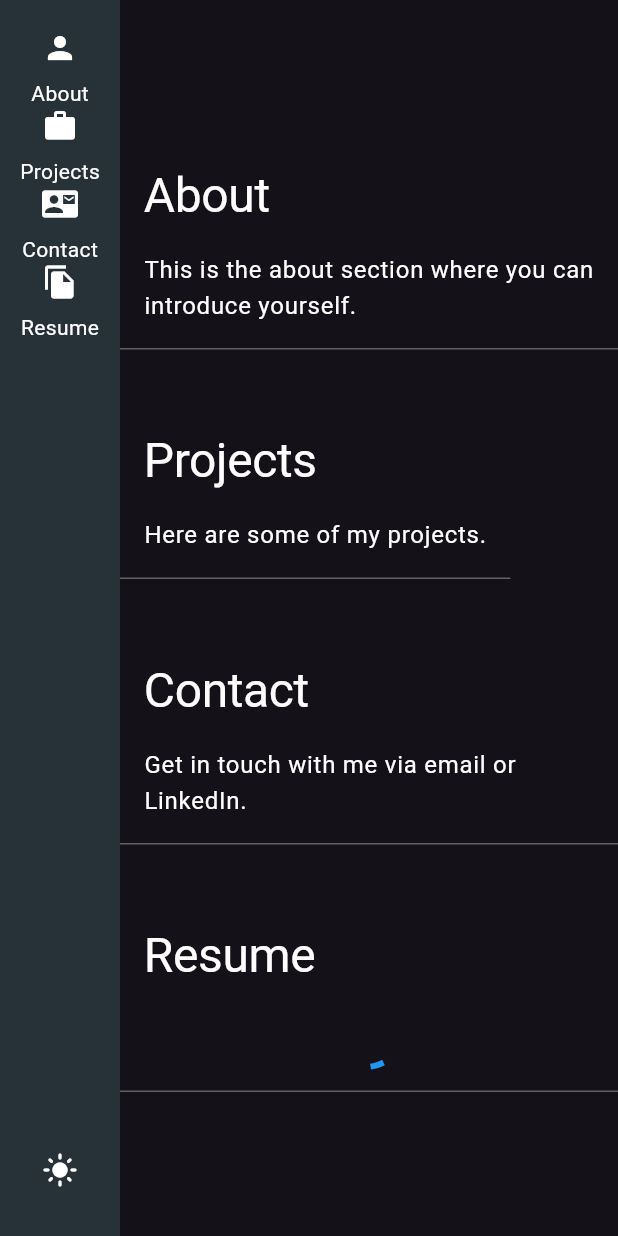
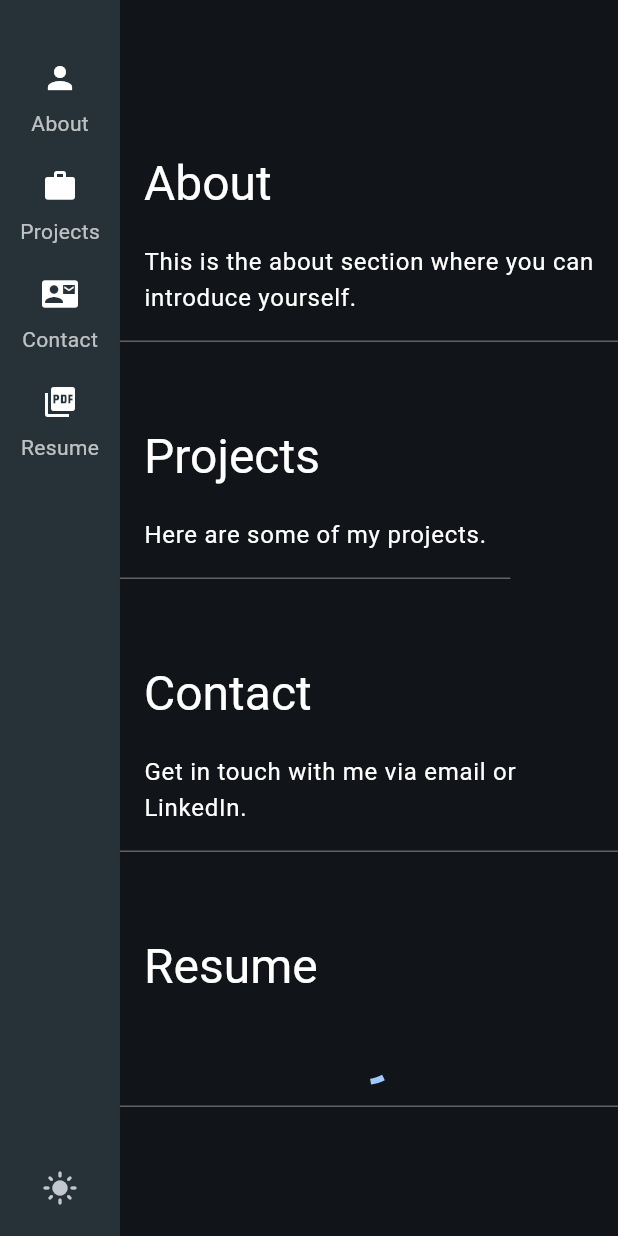
Before and after one commit to chrisavakian/personal-portfolio, a Flutter app: the screen it shows after launch, on a phone screen of 412 x 824 dp. Run offline on Flutter 3.47's test engine with Material 3 defaults, Android fonts, the phone set to English and light mode, and no system bars; missing offline and left inert: flutter_pdfview.

Commit message:
Cleanup Navbar

```diff
--- a/lib/main.dart
+++ b/lib/main.dart
@@ -1,32 +1,65 @@
 import 'package:flutter/material.dart';
-import 'pages/home_page.dart';
+import '/pages/home_page.dart';
 
 void main() {
   runApp(const MyApp());
 }
 
-class MyApp extends StatelessWidget {
+class MyApp extends StatefulWidget {
   const MyApp({super.key});
+
+  @override
+  _MyAppState createState() => _MyAppState();
+}
+
+class _MyAppState extends State<MyApp> {
+  bool _isDarkMode = true;
+
+  void _toggleTheme() {
+    setState(() {
+      _isDarkMode = !_isDarkMode;
+    });
+  }
 
   @override
   Widget build(BuildContext context) {
     return MaterialApp(
-      title: 'My Portfolio',
-      theme: ThemeData.dark().copyWith(
-        primaryColor: Colors.blueGrey[800],
-        hintColor: Colors.blueAccent,
-        textTheme: ThemeData.dark().textTheme.copyWith(
-              bodyLarge: const TextStyle(color: Colors.white),
-              bodyMedium: const TextStyle(color: Colors.white70),
-              displayLarge: const TextStyle(color: Colors.white, fontSize: 32),
-              titleLarge: const TextStyle(color: Colors.white70),
-            ),
+      themeMode: _isDarkMode ? ThemeMode.dark : ThemeMode.light,
+      theme: ThemeData(
+        useMaterial3: true,
+        colorScheme: ColorScheme.fromSeed(
+          seedColor: Colors.blue,
+          brightness: Brightness.light,
+        ),
+        textTheme: const TextTheme(
+          bodyLarge: TextStyle(color: Colors.black),
+          bodyMedium: TextStyle(color: Colors.black54),
+          titleLarge: TextStyle(color: Colors.black, fontSize: 32),
+          titleMedium: TextStyle(color: Colors.black54),
+        ),
+        appBarTheme: AppBarTheme(
+          backgroundColor: Colors.blueGrey[100],
+          foregroundColor: Colors.black,
+        ),
+      ),
+      darkTheme: ThemeData(
+        useMaterial3: true,
+        colorScheme: ColorScheme.fromSeed(
+          seedColor: Colors.blue,
+          brightness: Brightness.dark,
+        ),
+        textTheme: const TextTheme(
+          bodyLarge: TextStyle(color: Colors.white),
+          bodyMedium: TextStyle(color: Colors.white70),
+          titleLarge: TextStyle(color: Colors.white, fontSize: 32),
+          titleMedium: TextStyle(color: Colors.white70),
+        ),
         appBarTheme: AppBarTheme(
           backgroundColor: Colors.blueGrey[900],
           foregroundColor: Colors.white,
         ),
       ),
-      home: const HomePage(),
+      home: HomePage(toggleTheme: _toggleTheme, isDarkMode: _isDarkMode),
     );
   }
 }
--- a/lib/pages/home_page.dart
+++ b/lib/pages/home_page.dart
@@ -6,7 +6,10 @@ import 'dart:io';
 import 'package:path_provider/path_provider.dart';
 
 class HomePage extends StatefulWidget {
-  const HomePage({super.key});
+  final VoidCallback toggleTheme;
+  final bool isDarkMode;
+
+  const HomePage({super.key, required this.toggleTheme, required this.isDarkMode});
 
   @override
   _HomePageState createState() => _HomePageState();
@@ -15,7 +18,6 @@ class HomePage extends StatefulWidget {
 class _HomePageState extends State<HomePage> {
   final ScrollController _scrollController = ScrollController();
   String pathPDF = "";
-  bool _isDarkMode = true;
 
   @override
   void initState() {
@@ -63,49 +65,15 @@ class _HomePageState extends State<HomePage> {
     );
   }
 
-  void _toggleTheme() {
-    setState(() {
-      _isDarkMode = !_isDarkMode;
-    });
-  }
-
   @override
   Widget build(BuildContext context) {
-    return MaterialApp(
-      theme: _isDarkMode
-          ? ThemeData.dark().copyWith(
-              primaryColor: Colors.blueGrey[800],
-              textTheme: ThemeData.dark().textTheme.copyWith(
-                    bodyLarge: const TextStyle(color: Colors.white),
-                    bodyMedium: const TextStyle(color: Colors.white70),
-                    displayLarge: const TextStyle(color: Colors.white, fontSize: 32),
-                    titleLarge: const TextStyle(color: Colors.white70),
-                  ),
-              appBarTheme: AppBarTheme(
-                backgroundColor: Colors.blueGrey[900],
-                foregroundColor: Colors.white,
-              ), colorScheme: ColorScheme.fromSwatch().copyWith(secondary: Colors.blueAccent),
-            )
-          : ThemeData.light().copyWith(
-              primaryColor: Colors.blueGrey[100],
-              textTheme: ThemeData.light().textTheme.copyWith(
-                    bodyLarge: const TextStyle(color: Colors.black),
-                    bodyMedium: const TextStyle(color: Colors.black54),
-                    displayLarge: const TextStyle(color: Colors.black, fontSize: 32),
-                    titleLarge: const TextStyle(color: Colors.black54),
-                  ),
-              appBarTheme: AppBarTheme(
-                backgroundColor: Colors.blueGrey[100],
-                foregroundColor: Colors.black,
-              ), colorScheme: ColorScheme.fromSwatch().copyWith(secondary: Colors.blueAccent),
-            ),
-      home: Scaffold(
+    return Scaffold(
       body: Row(
         children: [
           NavBar(
             onNavClick: scrollToSection,
-              isDarkMode: _isDarkMode,
-              toggleTheme: _toggleTheme,
+            isDarkMode: widget.isDarkMode,
+            toggleTheme: widget.toggleTheme,
           ),
           Expanded(
             child: SingleChildScrollView(
@@ -151,7 +119,6 @@ class _HomePageState extends State<HomePage> {
           ),
         ],
       ),
-      ),
     );
   }
 }
@@ -174,7 +141,7 @@ class Section extends StatelessWidget {
       child: Column(
         crossAxisAlignment: CrossAxisAlignment.start,
         children: [
-          Text(title, style: Theme.of(context).textTheme.displayLarge),
+          Text(title, style: Theme.of(context).textTheme.titleLarge),
           const SizedBox(height: 20),
           content,
         ],
--- a/lib/widgets/navbar.dart
+++ b/lib/widgets/navbar.dart
@@ -5,75 +5,54 @@ class NavBar extends StatelessWidget {
   final bool isDarkMode;
   final VoidCallback toggleTheme;
 
-  const NavBar({super.key, required this.onNavClick, required this.isDarkMode, required this.toggleTheme});
+  NavBar({
+    required this.onNavClick,
+    required this.isDarkMode,
+    required this.toggleTheme,
+  });
 
   @override
   Widget build(BuildContext context) {
     return Container(
-      width: 80, // Smaller width for the sidebar
-      padding: const EdgeInsets.symmetric(vertical: 20),
-      color: isDarkMode ? Colors.blueGrey[900] : Colors.white,
+      width: 80.0,
+      color: Theme.of(context).appBarTheme.backgroundColor,
+      child: Column(
+        mainAxisAlignment: MainAxisAlignment.center,
+        children: [
+          SizedBox(height: 40), // Spacing from the top
+          buildNavItem(context, 'about', Icons.person),
+          SizedBox(height: 20), // Spacing between items
+          buildNavItem(context, 'projects', Icons.work),
+          SizedBox(height: 20), // Spacing between items
+          buildNavItem(context, 'contact', Icons.contact_mail),
+          SizedBox(height: 20), // Spacing between items
+          buildNavItem(context, 'resume', Icons.picture_as_pdf),
+          Spacer(), // Pushes the toggle button to the bottom
+          Padding(
+            padding: const EdgeInsets.all(8.0),
+            child: IconButton(
+              icon: Icon(isDarkMode ? Icons.light_mode : Icons.dark_mode),
+              onPressed: toggleTheme,
+            ),
+          ),
+        ],
+      ),
+    );
+  }
+
+  Widget buildNavItem(BuildContext context, String section, IconData icon) {
+    return InkWell(
+      onTap: () => onNavClick(section),
       child: Column(
         children: [
-          // Navbar items
-          NavItem(
-            icon: Icons.person,
-            text: 'About',
-            onTap: () => onNavClick('about'),
-            isDarkMode: isDarkMode,
-          ),
-          NavItem(
-            icon: Icons.work,
-            text: 'Projects',
-            onTap: () => onNavClick('projects'),
-            isDarkMode: isDarkMode,
-          ),
-          NavItem(
-            icon: Icons.contact_mail,
-            text: 'Contact',
-            onTap: () => onNavClick('contact'),
-            isDarkMode: isDarkMode,
-          ),
-          NavItem(
-            icon: Icons.file_copy,
-            text: 'Resume',
-            onTap: () => onNavClick('resume'),
-            isDarkMode: isDarkMode,
-          ),
-          const Spacer(), // Push the toggle button to the bottom
-          IconButton(
-            icon: Icon(
-              isDarkMode ? Icons.light_mode : Icons.dark_mode,
-              color: isDarkMode ? Colors.white : Colors.black,
-            ),
-            onPressed: toggleTheme,
+          Icon(icon, size: 24),
+          SizedBox(height: 8),
+          Text(
+            section[0].toUpperCase() + section.substring(1),
+            style: Theme.of(context).textTheme.bodyMedium,
           ),
         ],
       ),
     );
   }
 }
-
-class NavItem extends StatelessWidget {
-  final IconData icon;
-  final String text;
-  final VoidCallback onTap;
-  final bool isDarkMode;
-
-  const NavItem({super.key, required this.icon, required this.text, required this.onTap, required this.isDarkMode});
-
-  @override
-  Widget build(BuildContext context) {
-    return InkWell(
-      onTap: onTap,
-      child: Column(
-        mainAxisSize: MainAxisSize.min,
-        children: [
-          Icon(icon, color: isDarkMode ? Colors.white : Colors.black),
-          const SizedBox(height: 8),
-          Text(text, style: TextStyle(color: isDarkMode ? Colors.white : Colors.black)),
-        ],
-      ),
-    );
-  }
-}
```
Lines whose indentation alone changed are shown as unchanged.
